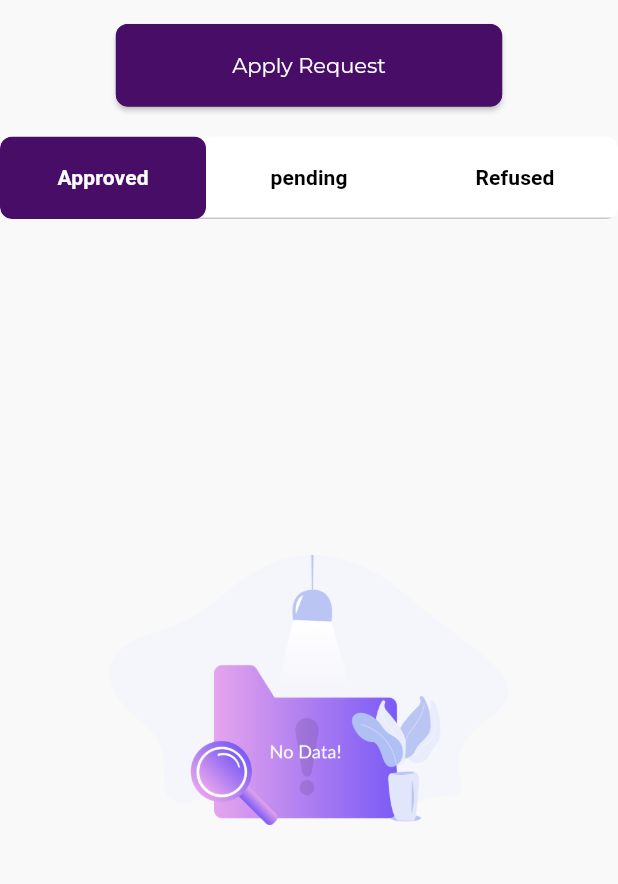
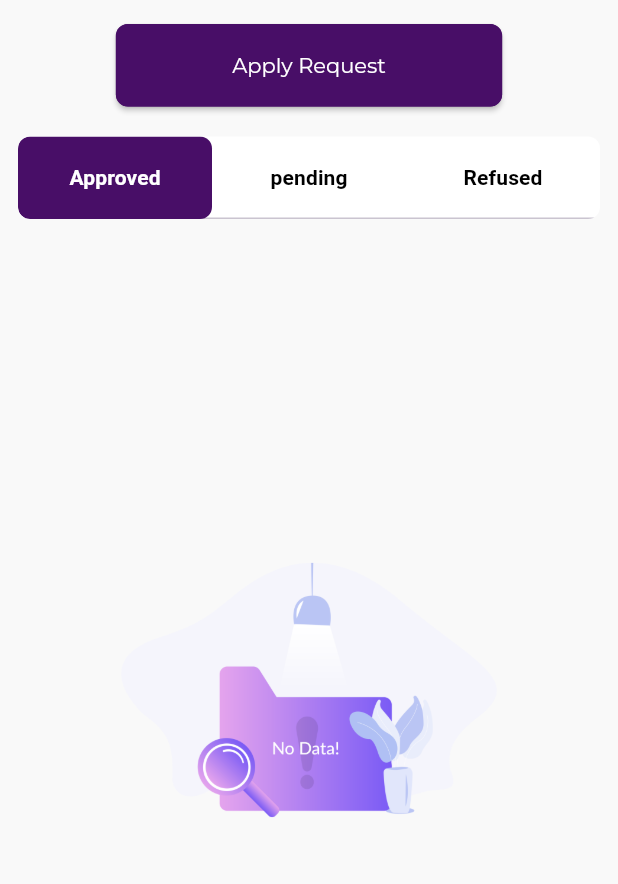
Before and after one commit to Kaizenae/kaizen_main_hr, a Flutter app: the LateInAndEarlyOutScreen widget shown alone on an empty page, opened directly, on a phone screen of 412 x 824 dp, the part 75-959 px from its top. Run offline on Flutter 3.47's test engine with Material 3 defaults, Android fonts, the phone set to English and light mode, and no system bars; our stand-ins replace animate_do, awesome_dialog, bloc, buttons_tabbar, cached_network_image, dartz and 14 more; accounts and stored records are empty; network calls fail; project files that could hold a hidden picture were left out.

Commit message:
Edit late in & early out and update vresion to 3.1.0

```diff
--- a/lib/features/edit_profile/presentation/screens/edit_profile_screen.dart
+++ b/lib/features/edit_profile/presentation/screens/edit_profile_screen.dart
@@ -1,10 +1,7 @@
 import 'package:animate_do/animate_do.dart';
-
 import '../../../../core/utils/assets_manager.dart';
 import '../../../../core/utils/color_manager.dart';
-import '../../../../core/utils/constants_manager.dart';
 import '../../../../core/utils/font_manager.dart';
-import '../../../../core/utils/routes_manager.dart';
 import '../../../../core/utils/strings_manager.dart';
 import '../../../../core/utils/values_manager.dart';
 import '../../../../core/widgets/app_bar/app_bar_custom.dart';
--- a/lib/features/late_in_and_early_out/presentation/screens/late_in_and_early_out_screen.dart
+++ b/lib/features/late_in_and_early_out/presentation/screens/late_in_and_early_out_screen.dart
@@ -34,7 +34,9 @@ class LateInAndEarlyOutScreen extends StatelessWidget {
         ),
         body: BlocBuilder<EarlyOutLateInCubit, EarlyOutLateInStates>(
           builder: (context, state) {
-              return Column(
+            return Padding(
+              padding: const EdgeInsets.symmetric(horizontal: 12),
+              child: Column(
                 children: [
                   const SizedBox(
                     height: AppSize.s16,
@@ -52,7 +54,8 @@ class LateInAndEarlyOutScreen extends StatelessWidget {
                             builder: (context) => CreateLateInEarlyOutScreen(
                               title: title,
                             ),
-                            ));
+                          ),
+                        );
                       },
                     ),
                   ),
@@ -84,9 +87,11 @@ class LateInAndEarlyOutScreen extends StatelessWidget {
                     ],
                   ),
                 ],
+              ),
             );
           },
-          )),
+        ),
+      ),
     );
   }
 }
--- a/pubspec.yaml
+++ b/pubspec.yaml
@@ -4,7 +4,7 @@ description: Company Attendance
 
 publish_to: 'none' # Remove this line if you wish to publish to pub.dev
 
-version: 3.0.0
+version: 3.1.0
 
 environment:
   sdk: '>=3.2.6 <4.0.0'
```
Also changed, not shown: 1 other file. Lines whose indentation alone changed are shown as unchanged.
